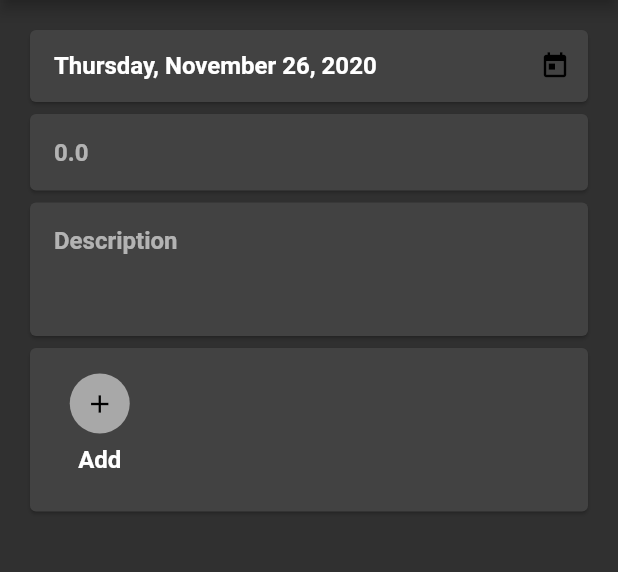
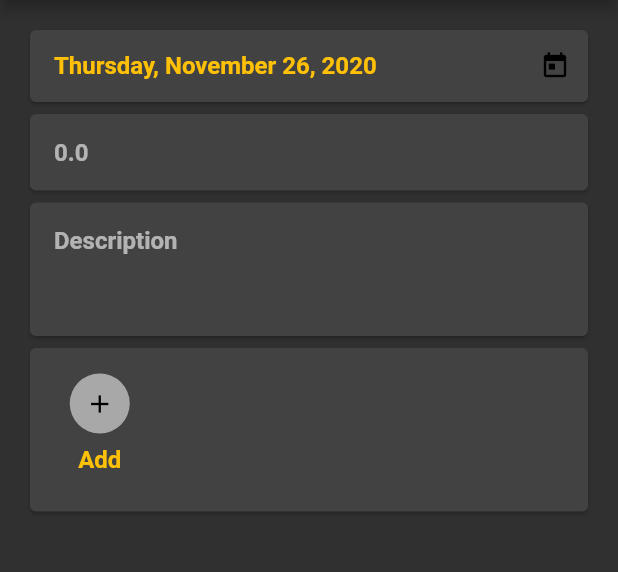
Before and after one commit to VIRAJJEDHE/Expense_monitor, a Flutter app: the HomePage screen opened directly, after a tap on the "add" icon, on a phone screen of 412 x 824 dp, the part 84-656 px from its top. Run offline on Flutter 3.47's test engine with Material 2 defaults, Android fonts, the phone set to English and light mode, and no system bars; our stand-ins replace cloud_firestore, firebase_auth, flutter_redux, font_awesome_flutter, redux; missing offline and left inert: flutter_circular_chart; accounts and stored records are empty.

Commit message:
colors changed

```diff
--- a/lib/theme/theme.dart
+++ b/lib/theme/theme.dart
@@ -10,8 +10,12 @@ final appTheme = ThemeData(
     size: ICON_SIZE,
   ),
   textTheme: TextTheme(
-    bodyText1: TextStyle(fontSize: 16.0),
-    bodyText2: TextStyle(fontSize: 16.0, fontWeight: FontWeight.bold),
-    subtitle1: TextStyle(fontSize: 18.0, fontWeight: FontWeight.w500),
+    bodyText1: TextStyle(fontSize: 16.0, color: Colors.amber),
+    bodyText2: TextStyle(
+        fontSize: 16.0, fontWeight: FontWeight.bold, color: Colors.amber),
+    subtitle1: TextStyle(
+        fontSize: 18.0,
+        fontWeight: FontWeight.w500,
+        color: Colors.lightGreenAccent),
   ),
 );
--- a/lib/ui/drawer.dart
+++ b/lib/ui/drawer.dart
@@ -27,7 +27,11 @@ class HomeDrawer extends StatelessWidget {
                 Container(
                   height: 140.0,
                   child: DrawerHeader(
-                    child: Center(child: Text(vm.email, style: emailStyle)),
+                    child: Center(
+                        child: Text(
+                      vm.email,
+                      style: emailStyle,
+                    )),
                     decoration: BoxDecoration(
                       color: Theme.of(context).backgroundColor,
                     ),
--- a/lib/ui/home.dart
+++ b/lib/ui/home.dart
@@ -46,7 +46,7 @@ class HomePageState extends State<HomePage>
       appBar: AppBar(
         backgroundColor: Theme.of(context).backgroundColor,
         centerTitle: true,
-        title: Text('Expense Monitor'),
+        title: Text('Expense Monitor', style: TextStyle(color: Colors.amber)),
       ),
       body: TabBarView(
         controller: _tabController,
```
